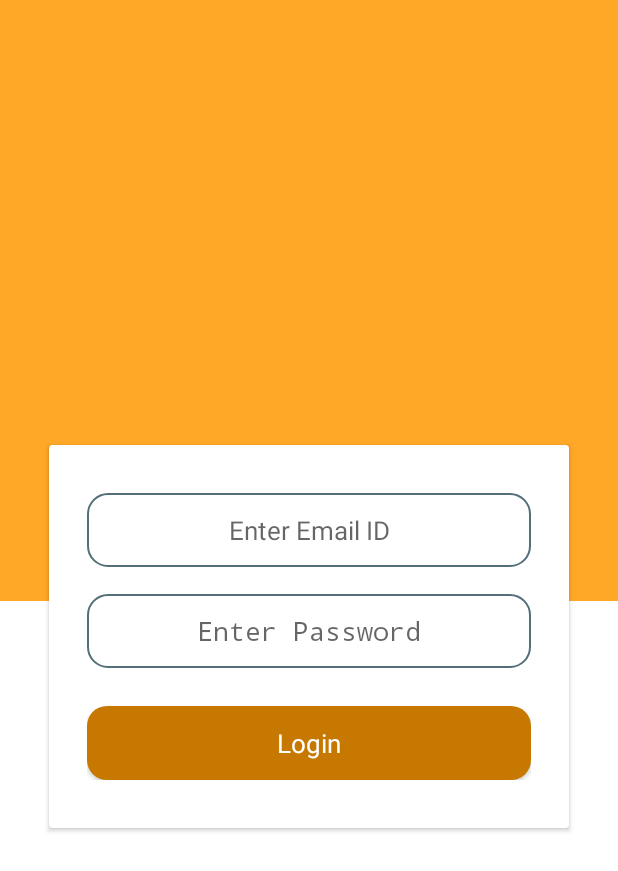
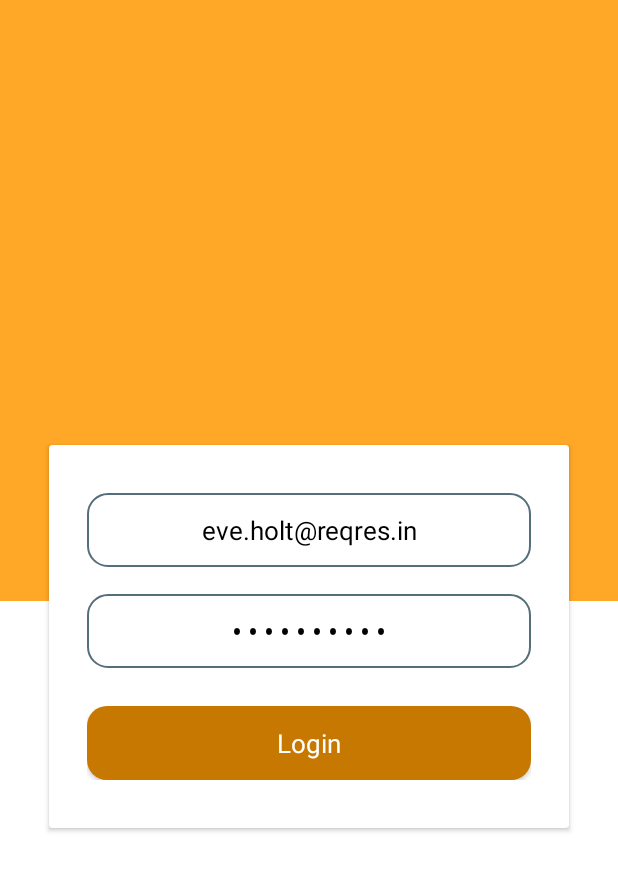
Before and after one commit to RushabCKarani/DemoTestApp, an Android app: the screen it shows after launch (LoginActivity), on a phone screen of 412 x 824 dp. Shown: the top 871 px of the screen. Run offline under Robolectric (Android 15) with nearby library versions, the phone set to English and light mode, and no system bars; our stand-ins replace Volley.

```diff
--- a/app/src/main/java/com/rushab/demotestapp/adapter/UserAdpater.java
+++ b/app/src/main/java/com/rushab/demotestapp/adapter/UserAdpater.java
@@ -55,7 +55,7 @@ public class UserAdpater extends RecyclerView.Adapter<UserAdpater.UserAdpaterVie
                 .load(user.getAvatar())
                 .placeholder(R.drawable.ic_launcher_background)
                 .error(R.drawable.ic_launcher_background)
-                .into(holder.ivAvater);
+                .into(holder.ivAvatar);
     }
 
 
@@ -68,7 +68,7 @@ public class UserAdpater extends RecyclerView.Adapter<UserAdpater.UserAdpaterVie
 
         private TextView tvName, tvEmail;
         CardView cvMain;
-        ImageView ivAvater;
+        ImageView ivAvatar;
 
         public UserAdpaterViewHolder(View itemView) {
             super(itemView);
@@ -76,7 +76,7 @@ public class UserAdpater extends RecyclerView.Adapter<UserAdpater.UserAdpaterVie
             tvEmail = itemView.findViewById(R.id.tvEmail);
             tvName = itemView.findViewById(R.id.tvName);
             cvMain = itemView.findViewById(R.id.cvMain);
-            ivAvater = itemView.findViewById(R.id.ivAvater);
+            ivAvatar = itemView.findViewById(R.id.ivAvatar);
         }
     }
 
--- a/app/src/main/java/com/rushab/demotestapp/helper/SharePrefs.java
+++ b/app/src/main/java/com/rushab/demotestapp/helper/SharePrefs.java
@@ -42,9 +42,7 @@ public class SharePrefs {
         String value = sharedPreferences.getString(key, "");
 
         return sharedPreferences.getString(key, "");
-
     }
-
 
     public static void savesharePrefBooleanValue(String key, Boolean value) {
         editor = sharedPreferences.edit();
--- a/app/src/main/java/com/rushab/demotestapp/ui/LoginActivity.java
+++ b/app/src/main/java/com/rushab/demotestapp/ui/LoginActivity.java
@@ -113,10 +113,10 @@ public class LoginActivity extends Activity implements View.OnClickListener {
         password = etPassword.getText().toString().trim();
 
         if (email.equals("")) {
-            tvErrorMessage.setText("Please enter valid Emailid");
+            tvErrorMessage.setText(R.string.error_msg_email);
             value = false;
         } else if (password.equals("")) {
-            tvErrorMessage.setText("Please enter valid Password");
+            tvErrorMessage.setText(R.string.error_msg_password);
             value = false;
         }
 
--- a/app/src/main/res/layout/activity_login.xml
+++ b/app/src/main/res/layout/activity_login.xml
@@ -47,7 +47,8 @@
                         android:gravity="center"
                         android:hint="@string/enter_email_id"
                         android:inputType="textEmailAddress"
-                        android:maxLength="40" />
+                        android:maxLength="40"
+                        android:text="eve.holt@reqres.in"/>
 
                     <EditText
                         android:id="@+id/etPassword"
@@ -56,7 +57,9 @@
                         android:gravity="center"
                         android:hint="@string/enter_password"
                         android:inputType="textPassword"
-                        android:maxLength="30"/>
+                        android:maxLength="30"
+                        android:text="cityslicka"/>
+
 
                     <TextView
                         android:id="@+id/tvErrorMessage"
--- a/app/src/main/res/layout/row_home.xml
+++ b/app/src/main/res/layout/row_home.xml
@@ -20,7 +20,7 @@
             android:background="@color/error_red" />
 
         <ImageView
-            android:id="@+id/ivAvater"
+            android:id="@+id/ivAvatar"
             android:layout_width="fill_parent"
             android:layout_height="280dp"
             android:scaleType="centerCrop" />
--- a/app/src/main/res/values/strings.xml
+++ b/app/src/main/res/values/strings.xml
@@ -9,4 +9,6 @@
     <string name="no">Stay</string>
     <string name="show_location">Show Location</string>
     <string name="logour">Logout</string>
+    <string name="error_msg_email">Please enter valid Emailid</string>
+    <string name="error_msg_password">Please enter valid Password</string>
 </resources>
```
Also changed, not shown: app/src/main/java/com/rushab/demotestapp/helper/Constants.java (+28 -0 lines), app/src/main/java/com/rushab/demotestapp/ui/MapsActivity.java (+22 -5 lines).
